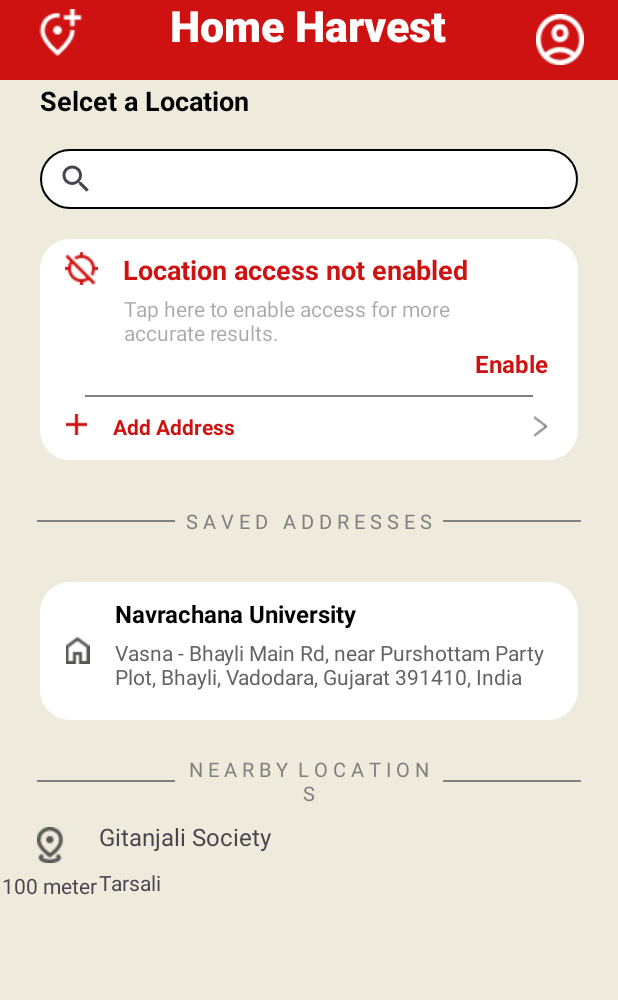
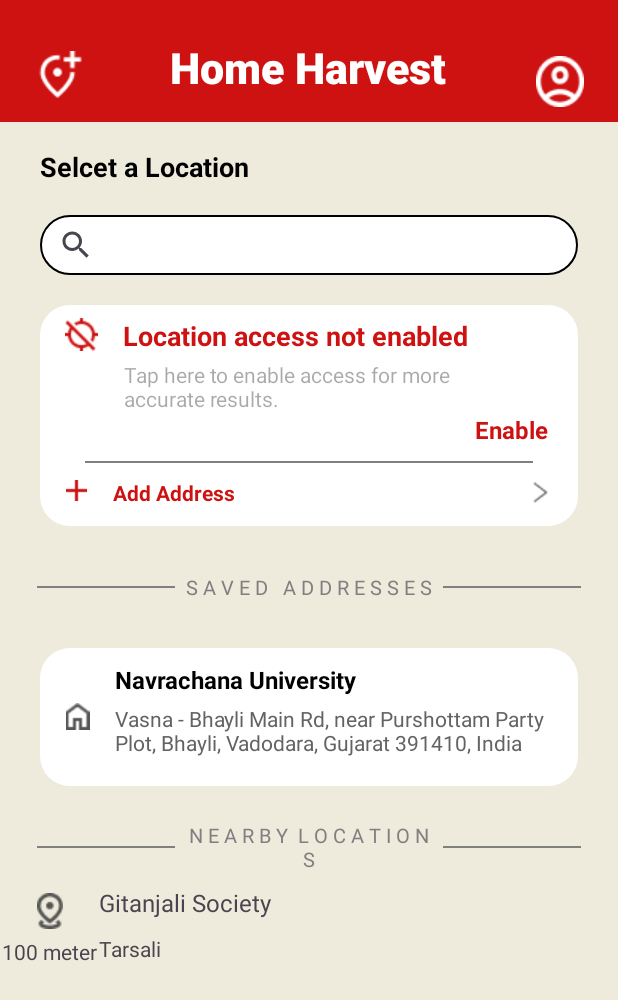
Before and after one commit to Vraj-14/monir-try, an Android app: the Location_4 screen opened directly, with no data from a screen before it, on a phone screen of 412 x 824 dp. Shown: the top 1000 px of the screen. Run offline under Robolectric (Android 15) with nearby library versions, the light colour scheme and no system bars; Roboto replaces fonts that are not available here.

Commit message:
commit till 7-11-24

```diff
--- a/app/src/main/java/com/example/monir_try/ta_ItemAdapter.java
+++ b/app/src/main/java/com/example/monir_try/ta_ItemAdapter.java
@@ -32,7 +32,7 @@ public class ta_ItemAdapter extends RecyclerView.Adapter<ta_ItemAdapter.ViewHold
         return new ViewHolder(view);
     }
 
-    @Override
+    @Override //dddd
     public void onBindViewHolder(@NonNull ta_ItemAdapter.ViewHolder holder, int position) {
         ta_ItemModel item = ta_itemList.get(position);
 
--- a/app/src/main/res/layout/activity_location4.xml
+++ b/app/src/main/res/layout/activity_location4.xml
@@ -18,14 +18,14 @@
         android:id="@+id/linearLayout3"
         android:layout_width="0dp"
         android:layout_height="81dp"
-        android:layout_marginTop="-800dp"
         android:background="#CE1212"
         android:orientation="horizontal"
         app:layout_constraintBottom_toBottomOf="parent"
         app:layout_constraintEnd_toEndOf="parent"
         app:layout_constraintHorizontal_bias="0.0"
         app:layout_constraintStart_toStartOf="parent"
-        app:layout_constraintTop_toTopOf="parent">
+        app:layout_constraintTop_toTopOf="parent"
+        app:layout_constraintVertical_bias="0.0">
 
         <ImageView
             android:id="@+id/imageView4"
@@ -82,7 +82,7 @@
             android:id="@+id/textView23"
             android:layout_width="match_parent"
             android:layout_height="wrap_content"
-            android:layout_marginTop="20dp"
+            android:layout_marginTop="50dp"
             android:paddingStart="25dp"
             android:text="Selcet a Location"
             android:textColor="#000000"
```
Also changed, not shown: app/src/main/res/layout/activity_main.xml (+4 -4 lines).
